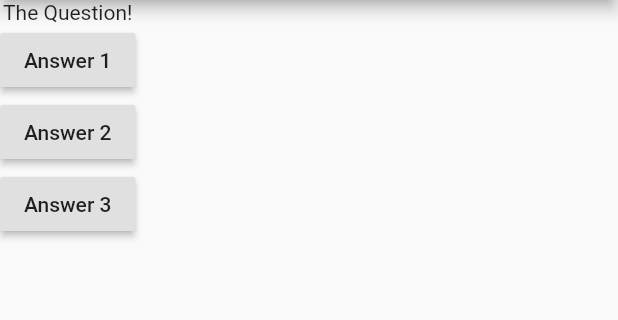
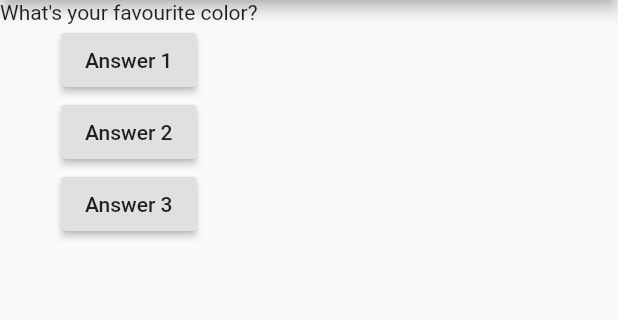
Before and after one commit to rajput-hemant/my-first-app, a Flutter app: the screen it shows after launch, after a tap on "Answer 1", on a phone screen of 412 x 824 dp, the part 84-404 px from its top. Run offline on Flutter 3.47's test engine with Material 2 defaults, Android fonts, the phone set to English and light mode, and no system bars.

Commit message:
Added questions list
Signed-off-by: rajput-hemant <hemant.rajput_cs20@gla.ac.in>

```diff
--- a/lib/main.dart
+++ b/lib/main.dart
@@ -6,21 +6,27 @@ import 'package:flutter/material.dart';
 
 void main() => runApp(MyApp());
 
-//  Version 3 - Added onPressed fn(s) for RaisedButton
+//  Version 4 - Added question list
 
 class MyApp extends StatelessWidget {
+  var questionIndex = 0;
   void answerQuestion() {
-    print('Answer 1 Choosen!');
+    questionIndex += 1;
+    print(questionIndex);
   }
 
   @override
   Widget build(BuildContext context) {
+    var questions = [
+      'What\'s your favourite color?',
+      'What\'s your favourite animal?',
+    ];
     return MaterialApp(
       home: Scaffold(
         appBar: AppBar(title: Text('My First App!')),
         body: Column(
           children: [
-            Text('The Question!'),
+            Text(questions[questionIndex]),
             RaisedButton(
               child: Text('Answer 1'),
               onPressed: answerQuestion,
@@ -42,6 +48,43 @@ class MyApp extends StatelessWidget {
     );
   }
 }
+
+//  Version 3 - Added onPressed fn(s) for RaisedButton
+
+// class MyApp extends StatelessWidget {
+//   void answerQuestion() {
+//     print('Answer 1 Choosen!');
+//   }
+
+//   @override
+//   Widget build(BuildContext context) {
+//     return MaterialApp(
+//       home: Scaffold(
+//         appBar: AppBar(title: Text('My First App!')),
+//         body: Column(
+//           children: [
+//             Text('The Question!'),
+//             RaisedButton(
+//               child: Text('Answer 1'),
+//               onPressed: answerQuestion,
+//             ),
+//             RaisedButton(
+//               child: Text('Answer 2'),
+//               onPressed: () => print('Answer 2 Choosen!'),
+//             ),
+//             RaisedButton(
+//               child: Text('Answer 3'),
+//               onPressed: () {
+//                 // do something
+//                 print('Answer 3 Choosen!');
+//               },
+//             ),
+//           ],
+//         ),
+//       ),
+//     );
+//   }
+// }
 
 //  Version 2 - Added text and buttons
 
```
